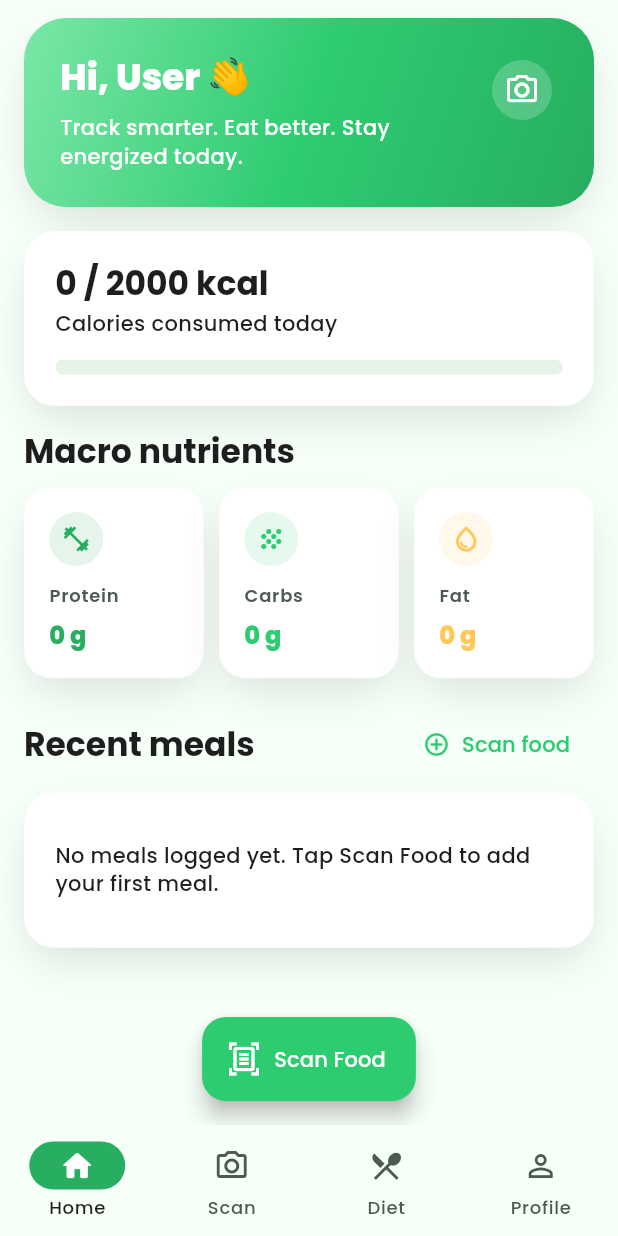
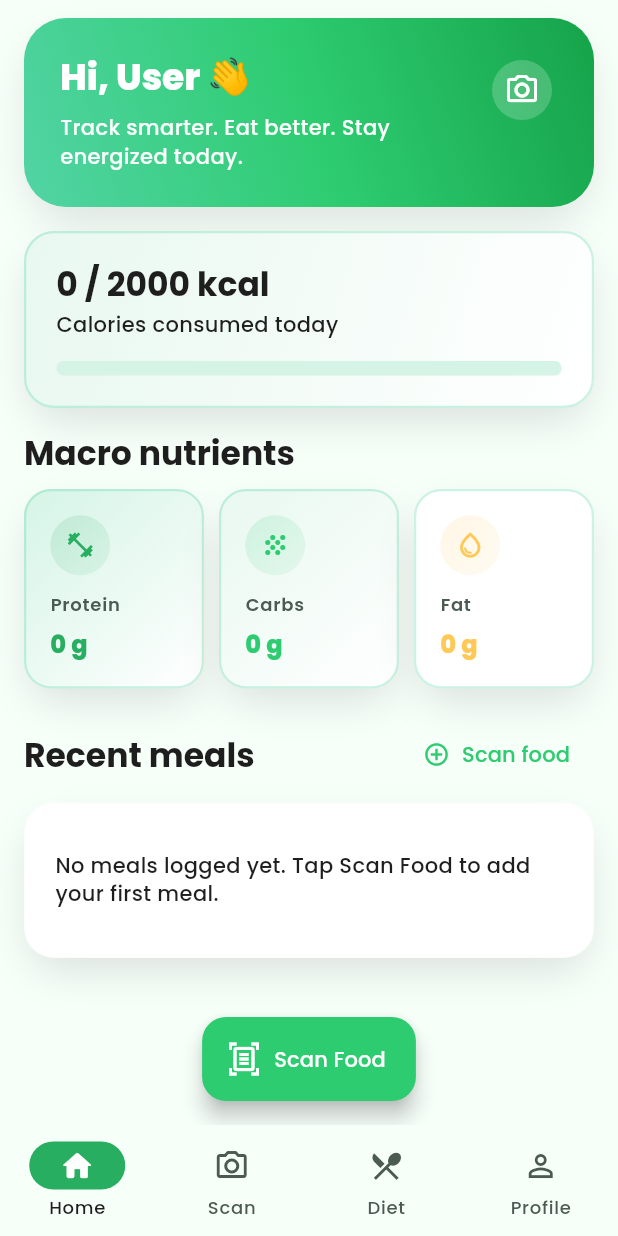
Before and after one commit to khamar21/Meal-Detector-, a Flutter app: the screen it shows after launch, on a phone screen of 412 x 824 dp. Run offline on Flutter 3.47's test engine with Material 3 defaults, Android fonts, the light colour scheme and no system bars; our stand-ins replace flutter_image_compress, flutter_riverpod, google_fonts, image_picker, shared_preferences, speech_to_text; statements that could not run were skipped.

Commit message:
ui enhanced to a modern ui

```diff
--- a/lib/core/ui/app_colors.dart
+++ b/lib/core/ui/app_colors.dart
@@ -13,14 +13,28 @@ class AppColors {
   static const Color card = Palette.card;
   static const Color primaryLight = Palette.primarySoft;
   static const Color primaryDark = Palette.primaryStrong;
-  static const Color secondaryLight = Palette.secondarySoft;
+  static const Color secondaryLight = Palette.secondaryLight;
+  static const Color secondaryExtraLight = Palette.secondaryExtraLight;
+  static const Color primaryExtraLight = Palette.primaryExtraLight;
+  static const Color tertiaryGreen = Palette.tertiaryGreen;
+  static const Color tertiaryGreenLight = Palette.tertiaryGreenLight;
   static const Color accentLight = Palette.accentSoft;
   static const Color success = Palette.success;
   static const Color warning = Palette.warning;
   static const Color error = Palette.error;
   static const Color info = Palette.info;
+
+  // Gradients
   static const LinearGradient headerGradient = Palette.heroGradient;
   static const LinearGradient successGradient = Palette.successGradient;
+  static const LinearGradient premiumGreenGradient =
+      Palette.premiumGreenGradient;
+  static const LinearGradient softGreenGradient = Palette.softGreenGradient;
+  static const LinearGradient vibrantGreenGradient =
+      Palette.vibrantGreenGradient;
+  static const LinearGradient warmGreenGradient = Palette.warmGreenGradient;
+
+  // Shadows
   static const List<BoxShadow> softShadow = Palette.softShadow;
   static const List<BoxShadow> elevatedShadow = Palette.elevatedShadow;
   static const List<BoxShadow> compactShadow = Palette.compactShadow;
--- a/lib/core/ui/app_widgets.dart
+++ b/lib/core/ui/app_widgets.dart
@@ -11,24 +11,31 @@ class AppCard extends StatelessWidget {
     this.padding = const EdgeInsets.all(20),
     this.margin,
     this.radius = 20,
+    this.gradient,
+    this.accentBorder = false,
   });
 
   final Widget child;
   final EdgeInsetsGeometry padding;
   final EdgeInsetsGeometry? margin;
   final double radius;
+  final LinearGradient? gradient;
+  final bool accentBorder;
 
   @override
   Widget build(BuildContext context) {
     return Container(
       margin: margin,
       decoration: BoxDecoration(
-        color: AppColors.card,
+        color: gradient == null ? AppColors.card : null,
+        gradient: gradient,
         borderRadius: BorderRadius.circular(radius),
         boxShadow: AppColors.elevatedShadow,
         border: Border.all(
-          color: Theme.of(context).colorScheme.outline.withValues(alpha: 0.08),
-          width: 0.8,
+          color: accentBorder
+              ? AppColors.secondaryLight.withValues(alpha: 0.3)
+              : Theme.of(context).colorScheme.outline.withValues(alpha: 0.08),
+          width: accentBorder ? 1.5 : 0.8,
         ),
       ),
       child: Padding(padding: padding, child: child),
@@ -54,7 +61,7 @@ class GradientHeader extends StatelessWidget {
 
     return Container(
       decoration: BoxDecoration(
-        gradient: AppColors.headerGradient,
+        gradient: AppColors.vibrantGreenGradient,
         borderRadius: BorderRadius.circular(28),
         boxShadow: AppColors.elevatedShadow,
       ),
@@ -97,27 +104,56 @@ class NutritionCard extends StatelessWidget {
     required this.icon,
     super.key,
     this.color,
+    this.useGradient = true,
   });
 
   final String title;
   final String value;
   final IconData icon;
   final Color? color;
+  final bool useGradient;
 
   @override
   Widget build(BuildContext context) {
     final tone = color ?? Theme.of(context).colorScheme.primary;
 
+    // Create gradient backgrounds based on the tone color
+    LinearGradient? cardGradient;
+    if (useGradient) {
+      if (tone == AppColors.secondary) {
+        cardGradient = LinearGradient(
+          begin: Alignment.topLeft,
+          end: Alignment.bottomRight,
+          colors: [AppColors.secondaryExtraLight, AppColors.card],
+        );
+      } else if (tone == AppColors.primary) {
+        cardGradient = LinearGradient(
+          begin: Alignment.topLeft,
+          end: Alignment.bottomRight,
+          colors: [AppColors.primaryExtraLight, AppColors.card],
+        );
+      }
+    }
+
     return AppCard(
       radius: 18,
       padding: const EdgeInsets.all(16),
+      gradient: cardGradient,
+      accentBorder: true,
       child: Column(
         crossAxisAlignment: CrossAxisAlignment.start,
         children: [
           Container(
-            padding: const EdgeInsets.all(8),
+            padding: const EdgeInsets.all(10),
             decoration: BoxDecoration(
-              color: tone.withValues(alpha: 0.12),
+              gradient: LinearGradient(
+                begin: Alignment.topLeft,
+                end: Alignment.bottomRight,
+                colors: [
+                  tone.withValues(alpha: 0.15),
+                  tone.withValues(alpha: 0.08),
+                ],
+              ),
               shape: BoxShape.circle,
             ),
             child: Icon(icon, color: tone, size: 20),
@@ -173,11 +209,17 @@ class AnimatedCalorieRing extends StatelessWidget {
           child: Stack(
             fit: StackFit.expand,
             children: [
+              // Background circle with gradient
+              CustomPaint(
+                painter: GradientCirclePainter(
+                  gradient: AppColors.softGreenGradient,
+                ),
+              ),
               CircularProgressIndicator(
                 value: 1,
                 strokeWidth: 14,
                 valueColor: AlwaysStoppedAnimation(
-                  Colors.green.withValues(alpha: 0.15),
+                  AppColors.secondaryExtraLight,
                 ),
               ),
               CircularProgressIndicator(
@@ -213,6 +255,31 @@ class AnimatedCalorieRing extends StatelessWidget {
   }
 }
 
+class GradientCirclePainter extends CustomPainter {
+  final LinearGradient gradient;
+
+  GradientCirclePainter({required this.gradient});
+
+  @override
+  void paint(Canvas canvas, Size size) {
+    final center = Offset(size.width / 2, size.height / 2);
+    final radius = size.width / 2;
+
+    final rect = Rect.fromCircle(center: center, radius: radius);
+    final paint = Paint()
+      ..shader = gradient.createShader(rect)
+      ..strokeWidth = 1
+      ..style = PaintingStyle.fill;
+
+    canvas.drawCircle(center, radius * 0.08, paint);
+  }
+
+  @override
+  bool shouldRepaint(GradientCirclePainter oldDelegate) {
+    return oldDelegate.gradient != gradient;
+  }
+}
+
 class FoodItemCard extends StatelessWidget {
   const FoodItemCard({
     required this.title,
@@ -237,6 +304,7 @@ class FoodItemCard extends StatelessWidget {
     return AppCard(
       radius: 16,
       margin: const EdgeInsets.only(bottom: 10),
+      accentBorder: true,
       child: Row(
         children: [
           ClipRRect(
@@ -248,7 +316,14 @@ class FoodItemCard extends StatelessWidget {
                   ? Image.file(image, fit: BoxFit.cover)
                   : DecoratedBox(
                       decoration: BoxDecoration(
-                        color: Colors.green.withValues(alpha: 0.1),
+                        gradient: LinearGradient(
+                          begin: Alignment.topLeft,
+                          end: Alignment.bottomRight,
+                          colors: [
+                            AppColors.secondaryExtraLight,
+                            AppColors.primaryExtraLight,
+                          ],
+                        ),
                       ),
                       child: Icon(icon, color: AppColors.secondary),
                     ),
@@ -265,17 +340,23 @@ class FoodItemCard extends StatelessWidget {
                   overflow: TextOverflow.ellipsis,
                   style: Theme.of(context).textTheme.titleMedium?.copyWith(
                     fontWeight: FontWeight.w700,
+                    color: AppColors.text,
                   ),
                 ),
                 const SizedBox(height: 4),
-                Text(subtitle, style: Theme.of(context).textTheme.bodySmall),
+                Text(
+                  subtitle,
+                  style: Theme.of(
+                    context,
+                  ).textTheme.bodySmall?.copyWith(color: AppColors.textMuted),
+                ),
               ],
             ),
           ),
           Text(
             trailing,
             style: Theme.of(context).textTheme.titleSmall?.copyWith(
-              color: AppColors.secondary,
+              color: AppColors.primary,
               fontWeight: FontWeight.w700,
             ),
           ),
@@ -302,12 +383,29 @@ class ProgressSummaryCard extends StatelessWidget {
     final clamped = progress.clamp(0.0, 1.0);
 
     return AppCard(
+      gradient: LinearGradient(
+        begin: Alignment.topLeft,
+        end: Alignment.bottomRight,
+        colors: [AppColors.primaryExtraLight, AppColors.card],
+      ),
+      accentBorder: true,
       child: Column(
         crossAxisAlignment: CrossAxisAlignment.start,
         children: [
-          Text(title, style: Theme.of(context).textTheme.titleLarge),
+          Text(
+            title,
+            style: Theme.of(context).textTheme.titleLarge?.copyWith(
+              color: AppColors.text,
+              fontWeight: FontWeight.w700,
+            ),
+          ),
           const SizedBox(height: 4),
-          Text(subtitle, style: Theme.of(context).textTheme.bodyMedium),
+          Text(
+            subtitle,
+            style: Theme.of(
+              context,
+            ).textTheme.bodyMedium?.copyWith(color: AppColors.textMuted),
+          ),
           const SizedBox(height: 14),
           TweenAnimationBuilder<double>(
             tween: Tween<double>(begin: 0, end: clamped),
@@ -316,11 +414,25 @@ class ProgressSummaryCard extends StatelessWidget {
             builder: (context, value, _) {
               return ClipRRect(
                 borderRadius: BorderRadius.circular(999),
-                child: LinearProgressIndicator(
-                  minHeight: 10,
-                  value: value,
-                  backgroundColor: Colors.green.withValues(alpha: 0.14),
-                  valueColor: const AlwaysStoppedAnimation(AppColors.primary),
+                child: Stack(
+                  children: [
+                    LinearProgressIndicator(
+                      minHeight: 10,
+                      value: 1,
+                      backgroundColor: AppColors.secondaryExtraLight,
+                      valueColor: const AlwaysStoppedAnimation(
+                        Colors.transparent,
+                      ),
+                    ),
+                    LinearProgressIndicator(
+                      minHeight: 10,
+                      value: value,
+                      backgroundColor: Colors.transparent,
+                      valueColor: const AlwaysStoppedAnimation(
+                        AppColors.primary,
+                      ),
+                    ),
+                  ],
                 ),
               );
             },
--- a/lib/core/ui/palette.dart
+++ b/lib/core/ui/palette.dart
@@ -3,11 +3,23 @@ import 'package:flutter/material.dart';
 class Palette {
   const Palette._();
 
+  // Primary Green Shades
   static const Color primary = Color(0xFF2ECC71);
   static const Color primaryStrong = Color(0xFF1FA853);
   static const Color primarySoft = Color(0xFF7BE7A8);
+  static const Color primaryExtraLight = Color(0xFFE8F8F0);
+
+  // Secondary Green Shades
   static const Color secondary = Color(0xFF27AE60);
   static const Color secondarySoft = Color(0xFF5AC89F);
+  static const Color secondaryLight = Color(0xFF52D4A5);
+  static const Color secondaryExtraLight = Color(0xFFD5F4E6);
+
+  // Tertiary Green Shade
+  static const Color tertiaryGreen = Color(0xFF16A34A);
+  static const Color tertiaryGreenLight = Color(0xFFC6F6D5);
+
+  // Accent & Complementary
   static const Color accent = Color(0xFFFFC857);
   static const Color accentSoft = Color(0xFFFFD97D);
 
@@ -38,6 +50,31 @@ class Palette {
     colors: [primarySoft, primary, secondary],
   );
 
+  // New Green Gradients
+  static const LinearGradient premiumGreenGradient = LinearGradient(
+    begin: Alignment.topLeft,
+    end: Alignment.bottomRight,
+    colors: [secondaryLight, primary, primaryStrong],
+  );
+
+  static const LinearGradient softGreenGradient = LinearGradient(
+    begin: Alignment.topLeft,
+    end: Alignment.bottomRight,
+    colors: [primaryExtraLight, primarySoft, secondaryLight],
+  );
+
+  static const LinearGradient vibrantGreenGradient = LinearGradient(
+    begin: Alignment.topRight,
+    end: Alignment.bottomLeft,
+    colors: [tertiaryGreen, primary, secondaryLight],
+  );
+
+  static const LinearGradient warmGreenGradient = LinearGradient(
+    begin: Alignment.topLeft,
+    end: Alignment.bottomRight,
+    colors: [primary, accent, secondaryLight],
+  );
+
   static const List<BoxShadow> softShadow = [
     BoxShadow(
       color: Color(0x14000000),
--- a/lib/main.dart
+++ b/lib/main.dart
@@ -4,6 +4,7 @@ import 'package:google_fonts/google_fonts.dart';
 import 'core/api_service.dart';
 import 'app/app_shell.dart';
 import 'core/ui/app_colors.dart';
+import 'core/ui/palette.dart';
 
 void main() {
   debugPrint('API_BASE_URL resolved to: ${ApiService.baseUrl}');
@@ -27,7 +28,7 @@ class MyApp extends StatelessWidget {
       surfaceContainerHighest: Color(0xFFE9F9EF),
       onSurfaceVariant: Color(0xFF4B5B52),
       outline: Color(0xFFD3E7DA),
-      outlineVariant: Color(0xFFE2F1E8),
+      outlineVariant: Palette.primaryExtraLight,
       tertiary: AppColors.accent,
       onTertiary: Color(0xFF3A2B02),
     );
@@ -86,12 +87,14 @@ class MyApp extends StatelessWidget {
           shape: RoundedRectangleBorder(
             borderRadius: BorderRadius.circular(15),
           ),
+          elevation: 2,
+          shadowColor: AppColors.primary.withValues(alpha: 0.4),
         ),
       ),
       outlinedButtonTheme: OutlinedButtonThemeData(
         style: OutlinedButton.styleFrom(
           foregroundColor: AppColors.secondary,
-          side: const BorderSide(color: AppColors.secondary),
+          side: const BorderSide(color: AppColors.secondary, width: 1.5),
           padding: const EdgeInsets.symmetric(horizontal: 18, vertical: 14),
           shape: RoundedRectangleBorder(
             borderRadius: BorderRadius.circular(15),
```
